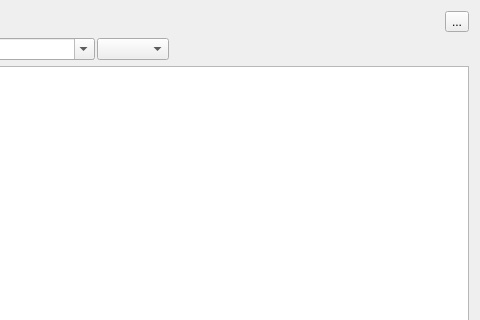
Old version of the form src/ITextEditWidget.ui in the repository ntruchsess/QLandkarteGT; both pictures show x 429 to 909 and y 0 to 320 of the 909 by 502 pixel window.
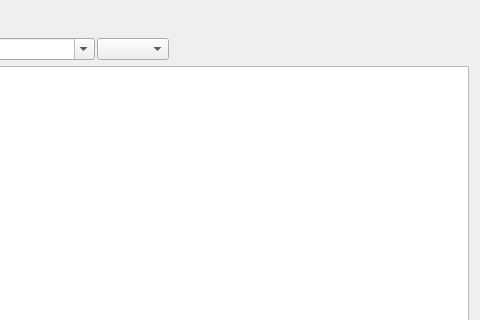
New version of the form.

The edit to the form file:
```diff
--- a/src/ITextEditWidget.ui
+++ b/src/ITextEditWidget.ui
@@ -104,13 +104,6 @@
        </property>
       </spacer>
      </item>
-     <item>
-      <widget class="QToolButton" name="toolExit">
-       <property name="text">
-        <string>...</string>
-       </property>
-      </widget>
-     </item>
     </layout>
    </item>
    <item>
```
